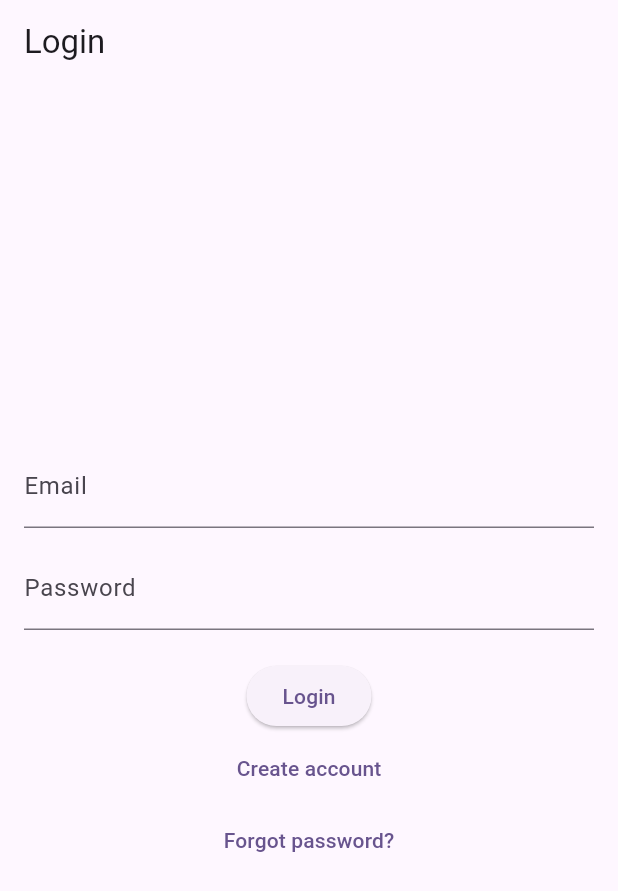
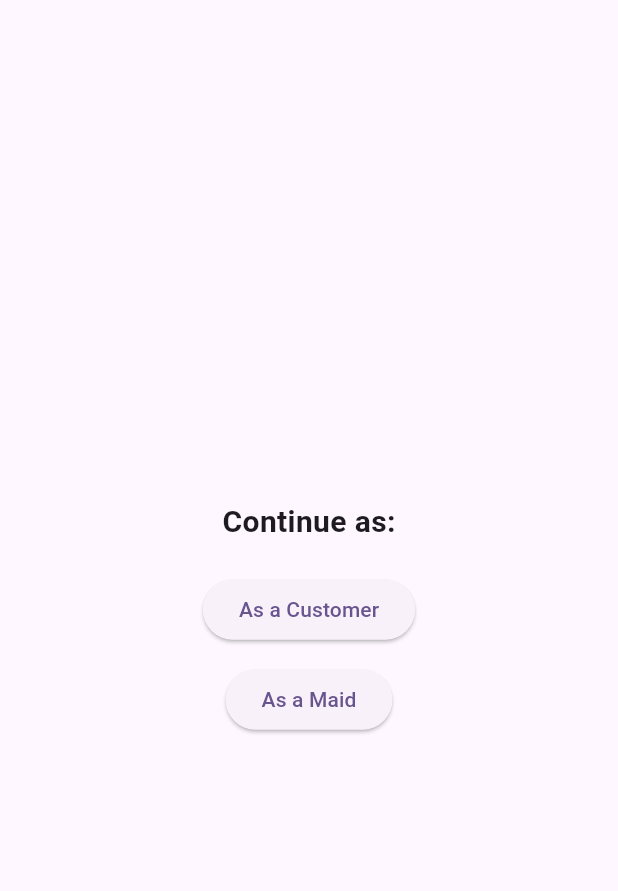
Before and after one commit to Vivek5kwt/bhk, a Flutter app: the screen it shows after launch, on a phone screen of 412 x 824 dp. Shown: the top 891 px of the screen. Run offline on Flutter 3.47's test engine with Material 3 defaults, Android fonts, the light colour scheme and no system bars; our stand-ins replace bloc, flutter_bloc, go_router.

Commit message:
Add navigation with go_router and new screens

```diff
--- a/lib/auth/forgot_password_screen.dart
+++ b/lib/auth/forgot_password_screen.dart
@@ -1,5 +1,6 @@
 import 'package:flutter/material.dart';
 import 'package:flutter_bloc/flutter_bloc.dart';
+import 'package:go_router/go_router.dart';
 import 'bloc/auth_bloc.dart';
 import 'bloc/auth_event.dart';
 import 'bloc/auth_state.dart';
@@ -50,9 +51,7 @@ class _ForgotPasswordScreenState extends State<ForgotPasswordScreen> {
                       : const Text('Send reset link'),
                 ),
                 TextButton(
-                  onPressed: () {
-                    Navigator.pop(context);
-                  },
+                  onPressed: () => context.pop(),
                   child: const Text('Back to login'),
                 ),
               ],
--- a/lib/auth/signup_screen.dart
+++ b/lib/auth/signup_screen.dart
@@ -1,5 +1,6 @@
 import 'package:flutter/material.dart';
 import 'package:flutter_bloc/flutter_bloc.dart';
+import 'package:go_router/go_router.dart';
 import 'bloc/auth_bloc.dart';
 import 'bloc/auth_event.dart';
 import 'bloc/auth_state.dart';
@@ -60,9 +61,7 @@ class _SignupScreenState extends State<SignupScreen> {
                       : const Text('Sign Up'),
                 ),
                 TextButton(
-                  onPressed: () {
-                    Navigator.pop(context);
-                  },
+                  onPressed: () => context.pop(),
                   child: const Text('Back to login'),
                 ),
               ],
--- a/lib/main.dart
+++ b/lib/main.dart
@@ -1,9 +1,13 @@
 import 'package:flutter/material.dart';
 import 'package:flutter_bloc/flutter_bloc.dart';
+import 'package:go_router/go_router.dart';
 import 'auth/login_screen.dart';
 import 'auth/signup_screen.dart';
 import 'auth/forgot_password_screen.dart';
 import 'auth/bloc/auth_bloc.dart';
+import 'screens/splash_screen.dart';
+import 'screens/walkthrough_screen.dart';
+import 'screens/home_screen.dart';
 
 void main() {
   runApp(const MyApp());
@@ -12,21 +16,28 @@
 class MyApp extends StatelessWidget {
   const MyApp({super.key});
 
+  static final _router = GoRouter(
+    routes: [
+      GoRoute(path: '/', builder: (_) => const SplashScreen()),
+      GoRoute(path: '/walkthrough', builder: (_) => const WalkthroughScreen()),
+      GoRoute(path: '/login', builder: (_) => const LoginScreen()),
+      GoRoute(path: '/signup', builder: (_) => const SignupScreen()),
+      GoRoute(path: '/forgot', builder: (_) => const ForgotPasswordScreen()),
+      GoRoute(path: '/home', builder: (_) => const HomeScreen()),
+    ],
+  );
+
   @override
   Widget build(BuildContext context) {
     return BlocProvider(
       create: (_) => AuthBloc(),
-      child: MaterialApp(
+      child: MaterialApp.router(
         title: 'Bhook Lagi Hain',
         theme: ThemeData(
           colorScheme: ColorScheme.fromSeed(seedColor: Colors.deepPurple),
           useMaterial3: true,
         ),
-        routes: {
-          '/signup': (_) => const SignupScreen(),
-          '/forgot': (_) => const ForgotPasswordScreen(),
-        },
-        home: const LoginScreen(),
+        routerConfig: _router,
       ),
     );
   }
--- /dev/null
+++ b/lib/screens/walkthrough_screen.dart
@@ -0,0 +1,33 @@
+import 'package:flutter/material.dart';
+import 'package:go_router/go_router.dart';
+
+class WalkthroughScreen extends StatelessWidget {
+  const WalkthroughScreen({super.key});
+
+  @override
+  Widget build(BuildContext context) {
+    return Scaffold(
+      body: Center(
+        child: Column(
+          mainAxisAlignment: MainAxisAlignment.center,
+          children: [
+            const Text(
+              'Continue as:',
+              style: TextStyle(fontSize: 20, fontWeight: FontWeight.w600),
+            ),
+            const SizedBox(height: 20),
+            ElevatedButton(
+              onPressed: () => context.go('/login'),
+              child: const Text('As a Customer'),
+            ),
+            const SizedBox(height: 12),
+            ElevatedButton(
+              onPressed: () => context.go('/login'),
+              child: const Text('As a Maid'),
+            ),
+          ],
+        ),
+      ),
+    );
+  }
+}
--- a/pubspec.yaml
+++ b/pubspec.yaml
@@ -32,6 +32,7 @@ dependencies:
     sdk: flutter
 
   flutter_bloc: ^8.1.3
+  go_router: ^13.2.0
 
 
 
```
Also changed, not shown: lib/auth/login_screen.dart (+4 -6 lines), lib/screens/home_screen.dart (added, +12 -0 lines), lib/screens/splash_screen.dart (added, +32 -0 lines).
